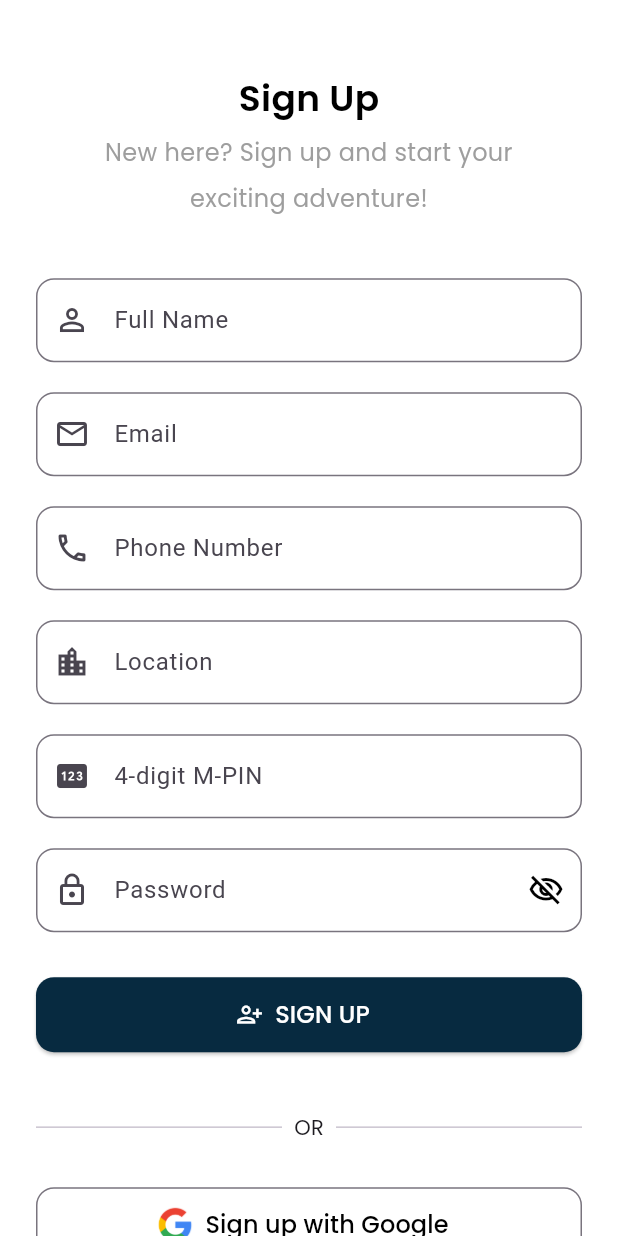
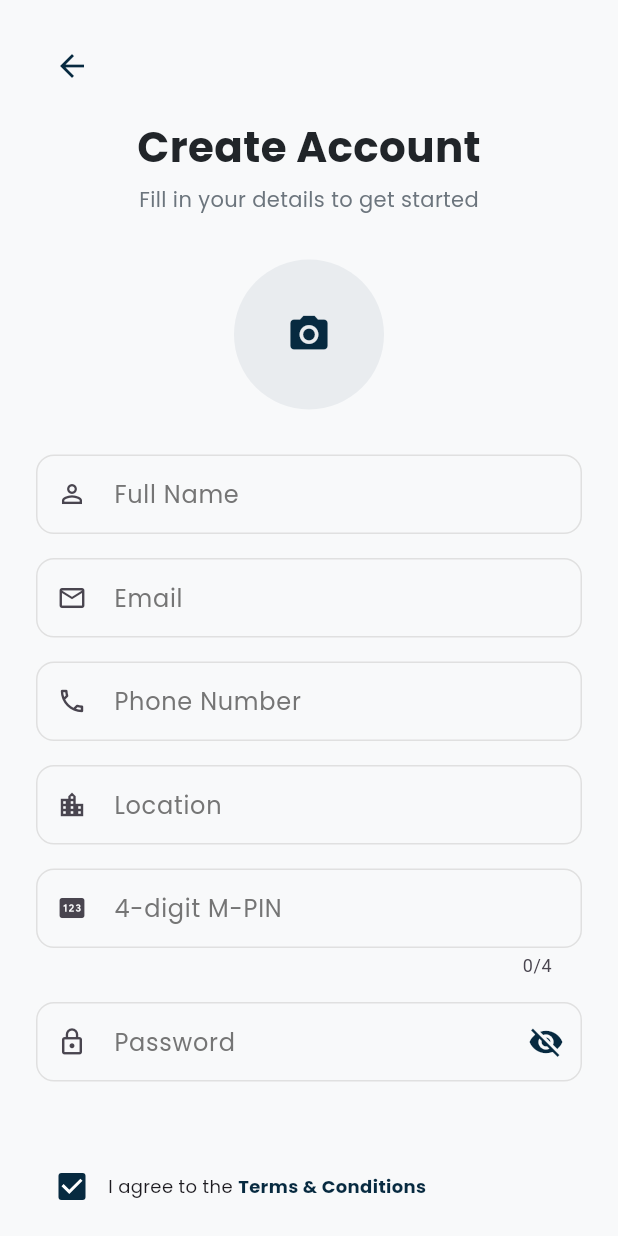
Before and after one commit to sharjeel1122-lab/padel_pro, a Flutter app: the SignUpScreen screen opened by its route, on a phone screen of 412 x 824 dp. Run offline on Flutter 3.47's test engine with Material 3 defaults, Android fonts, the phone set to English and light mode, and no system bars; our stand-ins replace animate_do, flutter_screenutil, flutter_secure_storage, geocoding, geolocator, get and 5 more; accounts and stored records are empty; project files that could hold a hidden picture were left out.

Commit message:
24/07/2025

```diff
--- a/lib/main.dart
+++ b/lib/main.dart
@@ -16,6 +16,7 @@ import 'package:padel_pro/screens/sign_up.dart';
 import 'package:padel_pro/screens/splash/splash_screen.dart';
 import 'package:padel_pro/screens/vendor/vendor_auth/vendor_signup_screen.dart';
 import 'package:padel_pro/screens/vendor/vendor_court_screen.dart';
+import 'package:padel_pro/screens/verification/email_verification_screen.dart';
 import 'controllers/main_controller.dart';
 import 'controllers/shop_controller.dart';
 import 'controllers/splash_controller.dart';
@@ -75,6 +76,7 @@ class MyApp extends StatelessWidget {
           GetPage(name: '/mpin', page: () => MPINLoginScreen()),
           GetPage(name: '/forget-mpin', page: () => ForgotMPINScreen()),
           GetPage(name: '/reset-password', page: () => ResetPasswordRequestScreen()),
+          GetPage(name: '/verify-otp', page: () => EmailVerificationScreen()),
         ],
       ),
     );
--- a/lib/screens/sign_up.dart
+++ b/lib/screens/sign_up.dart
@@ -1,7 +1,12 @@
+import 'dart:io';
+
 import 'package:flutter/material.dart';
 import 'package:get/get.dart';
 import 'package:google_fonts/google_fonts.dart';
-import '../controllers/auth_controller.dart';
+import 'package:image_picker/image_picker.dart';
+import 'package:padel_pro/app_color.dart';
+import '../../../controllers/auth_controller.dart';
+import '../../../custom textfield/vendor_signup_fields.dart';
 
 class SignUpScreen extends StatefulWidget {
   const SignUpScreen({super.key});
@@ -12,66 +17,110 @@ class SignUpScreen extends StatefulWidget {
 
 class _SignUpScreenState extends State<SignUpScreen> {
   final _formKey = GlobalKey<FormState>();
+  final authController = Get.put(AuthController());
+  String? _imagePath;
 
+  // Controllers
   final _fullNameController = TextEditingController();
-  final _emailPhoneController = TextEditingController();
+  final _emailController = TextEditingController();
   final _phoneController = TextEditingController();
   final _cityController = TextEditingController();
   final _passwordController = TextEditingController();
   final _mpinController = TextEditingController();
-  final authController = Get.put(AuthController());
 
   @override
   void dispose() {
     _fullNameController.dispose();
-    _emailPhoneController.dispose();
+    _emailController.dispose();
     _phoneController.dispose();
     _cityController.dispose();
+    _passwordController.dispose();
     _mpinController.dispose();
-    _passwordController.dispose();
     super.dispose();
+  }
+
+  Future<void> _pickImage() async {
+    final picker = ImagePicker();
+    final pickedFile = await picker.pickImage(source: ImageSource.gallery);
+
+    if (pickedFile != null) {
+      setState(() {
+        _imagePath = pickedFile.path;
+      });
+    }
   }
 
   @override
   Widget build(BuildContext context) {
-    final size = MediaQuery.of(context).size;
-
     return Scaffold(
-      backgroundColor: Colors.white,
+      backgroundColor: AppColors.background,
       body: SafeArea(
         child: SingleChildScrollView(
-          padding: const EdgeInsets.symmetric(horizontal: 24.0, vertical: 40.0),
+          padding: const EdgeInsets.symmetric(horizontal: 24.0, vertical: 20.0),
           child: Form(
             key: _formKey,
             child: Column(
-              crossAxisAlignment: CrossAxisAlignment.center,
+              crossAxisAlignment: CrossAxisAlignment.start,
               children: [
-                SizedBox(height: size.height * 0.01),
-                Text(
-                  'Sign Up',
+                // Back Button
+                IconButton(
+                  icon: const Icon(Icons.arrow_back, color: AppColors.primary),
+                  onPressed: () => Get.back(),
+                ),
+
+                const SizedBox(height: 10),
+
+                // Title
+                Center(
+                  child: Text(
+                    'Create Account',
                     style: GoogleFonts.poppins(
-                    fontSize: 24,
-                    fontWeight: FontWeight.w600,
-                    color: Colors.black,
+                      fontSize: 28,
+                      fontWeight: FontWeight.bold,
+                      color: AppColors.primaryText,
                     ),
                   ),
-                Padding(
-                  padding: const EdgeInsets.all(8.0),
+                ),
+
+                const SizedBox(height: 5),
+
+                Center(
                   child: Text(
-                    'New here? Sign up and start your',
-                    style: GoogleFonts.poppins(fontSize: 16, color: Colors.grey),
-                    textAlign: TextAlign.center,
+                    'Fill in your details to get started',
+                    style: GoogleFonts.poppins(
+                      fontSize: 14,
+                      color: AppColors.secondaryText,
                     ),
                   ),
-                Text(
-                  'exciting adventure!',
-                  style: GoogleFonts.poppins(fontSize: 16, color: Colors.grey),
-                  textAlign: TextAlign.center,
                 ),
-                SizedBox(height: size.height * 0.05),
+
+                const SizedBox(height: 30),
+
+                // Profile Picture
+                Center(
+                  child: GestureDetector(
+                    onTap: _pickImage,
+                    child: CircleAvatar(
+                      radius: 50,
+                      backgroundColor: AppColors.lightGrey,
+                      backgroundImage: _imagePath != null
+                          ? FileImage(File(_imagePath!))
+                          : null,
+                      child: _imagePath == null
+                          ? const Icon(
+                              Icons.camera_alt,
+                              size: 30,
+                              color: AppColors.primary,
+                            )
+                          : null,
+                    ),
+                  ),
+                ),
+
+                const SizedBox(height: 30),
 
                 // Full Name
-                _buildField(
+                CustomTextField(
                   controller: _fullNameController,
                   label: 'Full Name',
                   icon: Icons.person_outline,
@@ -86,8 +135,8 @@ class _SignUpScreenState extends State<SignUpScreen> {
                 ),
 
                 // Email
-                _buildField(
-                  controller: _emailPhoneController,
+                CustomTextField(
+                  controller: _emailController,
                   label: 'Email',
                   icon: Icons.email_outlined,
                   keyboardType: TextInputType.emailAddress,
@@ -102,7 +151,7 @@ class _SignUpScreenState extends State<SignUpScreen> {
                 ),
 
                 // Phone
-                _buildField(
+                CustomTextField(
                   controller: _phoneController,
                   label: 'Phone Number',
                   icon: Icons.phone_outlined,
@@ -113,14 +162,14 @@ class _SignUpScreenState extends State<SignUpScreen> {
                     } else if (!GetUtils.isPhoneNumber(value)) {
                       return 'Enter a valid number';
                     } else if (value.length < 11 || value.length > 13) {
-                      return 'Number should be 11–13 digits';
+                      return 'Number should be 11-13 digits';
                     }
                     return null;
                   },
                 ),
 
                 // City
-                _buildField(
+                CustomTextField(
                   controller: _cityController,
                   label: 'Location',
                   icon: Icons.location_city_outlined,
@@ -132,59 +181,41 @@ class _SignUpScreenState extends State<SignUpScreen> {
                   },
                 ),
 
-                TextFormField(
+                // MPIN
+                CustomTextField(
                   controller: _mpinController,
-                  obscureText: true,
+                  label: '4-digit M-PIN',
+                  icon: Icons.pin,
                   keyboardType: TextInputType.number,
                   maxLength: 4,
-                  cursorColor: Colors.black,
-                  style: GoogleFonts.poppins(fontSize: 16),
-                  decoration: InputDecoration(
-                    labelText: '4-digit M-PIN',
-                    prefixIcon: const Icon(Icons.pin),
-                    counterText: "", // hides character counter
-                    border: OutlineInputBorder(borderRadius: BorderRadius.circular(12)),
-                    focusedBorder: OutlineInputBorder(
-                      borderRadius: BorderRadius.circular(12),
-                      borderSide: const BorderSide(color: Colors.grey, width: 2),
-                    ),
-                  ),
+                  obscureText: true,
                   validator: (value) {
                     if (value == null || value.trim().isEmpty) {
                       return 'Please enter your M-PIN';
-                    } else if (value.trim().length != 4 || !RegExp(r'^\d+$').hasMatch(value)) {
+                    } else if (value.trim().length != 4 ||
+                        !RegExp(r'^\d+$').hasMatch(value)) {
                       return 'M-PIN must be 4 digits';
                     }
                     return null;
                   },
                 ),
-                const SizedBox(height: 20),
 
                 // Password
                 GetBuilder<AuthController>(
-                  builder: (_) {
-                    return TextFormField(
+                  builder: (controller) {
+                    return CustomTextField(
                       controller: _passwordController,
-                      obscureText: authController.obscureText,
-                      cursorColor: Colors.black,
-                      style: GoogleFonts.poppins(fontSize: 16),
-                      decoration: InputDecoration(
-                        labelText: 'Password',
-                        prefixIcon: const Icon(Icons.lock_outline),
+                      label: 'Password',
+                      icon: Icons.lock_outline,
+                      obscureText: controller.obscureText,
                       suffixIcon: IconButton(
                         icon: Icon(
-                            authController.obscureText
-                                ? Icons.visibility_off_outlined
-                                : Icons.visibility_outlined,
-                            color: Colors.black,
+                          controller.obscureText
+                              ? Icons.visibility_off
+                              : Icons.visibility,
+                          color: AppColors.primary,
                         ),
-                          onPressed: authController.toggleVisibility,
-                        ),
-                        border: OutlineInputBorder(borderRadius: BorderRadius.circular(12)),
-                        focusedBorder: OutlineInputBorder(
-                          borderRadius: BorderRadius.circular(12),
-                          borderSide: const BorderSide(color: Colors.grey, width: 2),
-                        ),
+                        onPressed: controller.togglePasswordVisibility,
                       ),
                       validator: (value) {
                         if (value == null || value.length < 6) {
@@ -198,82 +229,156 @@ class _SignUpScreenState extends State<SignUpScreen> {
 
                 const SizedBox(height: 30),
 
-                ElevatedButton.icon(
-                  onPressed: () {
+                // Terms and Conditions
+                Row(
+                  children: [
+                    Checkbox(
+                      value: true,
+                      onChanged: (value) {},
+                      activeColor: AppColors.primary,
+                    ),
+                    Expanded(
+                      child: Text.rich(
+                        TextSpan(
+                          text: 'I agree to the ',
+                          style: GoogleFonts.poppins(fontSize: 12),
+                          children: [
+                            TextSpan(
+                              text: 'Terms & Conditions',
+                              style: GoogleFonts.poppins(
+                                fontSize: 12,
+                                color: AppColors.primary,
+                                fontWeight: FontWeight.bold,
+                              ),
+                            ),
+                          ],
+                        ),
+                      ),
+                    ),
+                  ],
+                ),
 
-                      // if (_formKey.currentState!.validate()) {
-                      //   authController.signup(
-                      //     fullName: _fullNameController.text.trim(),
-                      //     email: _emailPhoneController.text.trim(),
-                      //     phone: _phoneController.text.trim(),
-                      //     city: _cityController.text.trim(),
-                      //     password: _passwordController.text.trim(),
-                      //   );
-                      // }
+                const SizedBox(height: 20),
 
-                  },
+                // Sign Up Button
+                GetBuilder<AuthController>(
+                  builder: (controller) {
+                    return SizedBox(
+                      width: double.infinity,
+                      child: ElevatedButton(
                         style: ElevatedButton.styleFrom(
-                    backgroundColor: const Color(0xFF072A40),
-                    minimumSize: const Size(double.infinity, 50),
+                          backgroundColor: Color(0xFF072A40),
+                          padding: const EdgeInsets.symmetric(
+                            vertical: 16,
+                          ),
                           shape: RoundedRectangleBorder(
                             borderRadius: BorderRadius.circular(12),
                           ),
                         ),
-                  icon: const Icon(Icons.person_add_alt, color: Colors.white),
-                  label: Text(
-                    'SIGN UP',
+                          child:
+                          controller.isLoading
+                              ? const CircularProgressIndicator(
+                            color: Colors.white,
+                          )
+                              : Text(
+                            'REGISTER',
                             style: GoogleFonts.poppins(
                               fontSize: 16,
                               color: Colors.white,
-                      fontWeight: FontWeight.w500,
+                              fontWeight: FontWeight.bold,
                             ),
                           ),
+                        onPressed: controller.isLoading
+                            ? null
+                            : () {
+                                if (_formKey.currentState!.validate()) {
+                                  controller.signupUser(
+                                    firstName: _fullNameController.text.trim().split(" ").first,
+                                    lastName: _fullNameController.text.trim().split(" ").skip(1).join(" "),
+                                    email: _emailController.text.trim(),
+                                    phone: _phoneController.text.trim(),
+                                    city: _cityController.text.trim(),
+                                    password: _passwordController.text.trim(),
+                                    mpin: _mpinController.text.trim(),
+                                    photoPath: _imagePath, // assuming _imagePath is a String path
+                                  );
+
+                                }
+
+                              },
+                      ),
+                    );
+                  },
                 ),
 
-                const SizedBox(height: 40),
+                const SizedBox(height: 20),
+
+                // OR Divider
                 Row(
                   children: [
                     const Expanded(child: Divider()),
                     Padding(
                       padding: const EdgeInsets.symmetric(horizontal: 8.0),
-                      child: Text('OR', style: GoogleFonts.poppins(fontSize: 14)),
+                      child: Text(
+                        'OR',
+                        style: GoogleFonts.poppins(fontSize: 14),
+                      ),
                     ),
                     const Expanded(child: Divider()),
                   ],
                 ),
-                const SizedBox(height: 30),
-                OutlinedButton.icon(
+
+                const SizedBox(height: 20),
+
+                // Google Sign Up
+                SizedBox(
+                  width: double.infinity,
+                  child: OutlinedButton.icon(
                     onPressed: () {},
                     icon: Image.asset('assets/google_logo.png', height: 24),
                     label: Text(
                       'Sign up with Google',
-                    style: GoogleFonts.poppins(fontSize: 16, color: Colors.black),
+                      style: GoogleFonts.poppins(
+                        fontSize: 16,
+                        color: AppColors.primaryText,
+                      ),
                     ),
                     style: OutlinedButton.styleFrom(
-                    minimumSize: const Size(double.infinity, 50),
+                      padding: const EdgeInsets.symmetric(vertical: 16),
+                      side: const BorderSide(color: AppColors.primary),
                       shape: RoundedRectangleBorder(
                         borderRadius: BorderRadius.circular(12),
                       ),
                     ),
                   ),
+                ),
+
                 const SizedBox(height: 20),
-                Row(
-                  mainAxisAlignment: MainAxisAlignment.center,
+
+                // Already have account
+                Center(
+                  child: TextButton(
+                    onPressed: () => Get.back(),
+                    child: Text.rich(
+                      TextSpan(
+                        text: 'Already have an account? ',
+                        style: GoogleFonts.poppins(
+                          fontSize: 14,
+                          color: Colors.black,
+                        ),
                         children: [
-                    Text("Already have an account? ",
-                        style: GoogleFonts.poppins(fontSize: 16)),
-                    GestureDetector(
-                      onTap: () => Get.back(),
-                      child: Text(
-                        'Sign in',
+                          TextSpan(
+                            text: 'Sign In',
                             style: GoogleFonts.poppins(
-                          fontSize: 16,
-                          color: const Color(0xFF072A40),
-                          fontWeight: FontWeight.w500,
+                              fontSize: 14,
+                              color: AppColors.primary,
+                              fontWeight: FontWeight.bold,
+                            ),
+                          ),
+                        ],
                       ),
                     ),
                   ),
-                  ],
                 ),
               ],
             ),
@@ -282,33 +387,4 @@ class _SignUpScreenState extends State<SignUpScreen> {
       ),
     );
   }
-
-
-  Widget _buildField({
-    required TextEditingController controller,
-    required String label,
-    required IconData icon,
-    required String? Function(String?) validator,
-    TextInputType? keyboardType,
-  }) {
-    return Padding(
-      padding: const EdgeInsets.only(bottom: 20),
-      child: TextFormField(
-        controller: controller,
-        cursorColor: Colors.black,
-        keyboardType: keyboardType,
-        style: GoogleFonts.poppins(fontSize: 16),
-        decoration: InputDecoration(
-          labelText: label,
-          prefixIcon: Icon(icon),
-          border: OutlineInputBorder(borderRadius: BorderRadius.circular(12)),
-          focusedBorder: OutlineInputBorder(
-            borderRadius: BorderRadius.circular(12),
-            borderSide: const BorderSide(color: Colors.grey, width: 2),
-          ),
-        ),
-        validator: validator,
-      ),
-    );
 }
-}
--- a/lib/services/auth_api.dart
+++ b/lib/services/auth_api.dart
@@ -117,6 +117,43 @@ class AuthApi {
     }
   }
 
+  //Sign Up User
+
+  static Future<Map<String, dynamic>> signupUser({
+    required String firstName,
+    required String lastName,
+    required String email,
+    required String password,
+    required String mpin,
+    required String city,
+    required String phone,
+  }) async {
+    try {
+      final response = await http.post(
+        Uri.parse('$_baseUrl/api/signup'),
+        headers: {'Content-Type': 'application/json'},
+        body: jsonEncode({
+          'firstName': firstName,
+          'lastName': lastName,
+          'email': email,
+          'password': password,
+          'mpin': mpin,
+          'city': city,
+          'phone': phone,
+        }),
+      );
+
+      final data = jsonDecode(response.body);
+
+      if (response.statusCode == 201) {
+        return data;
+      } else {
+        throw Exception(data['message'] ?? 'Signup failed');
+      }
+    } catch (e) {
+      throw Exception('Signup error: $e');
+    }
+  }
 
 
 }
```
Also changed, not shown: lib/controllers/auth_controller.dart (+58 -0 lines), lib/screens/verification/email_verification_screen.dart (added, +187 -0 lines), lib/screens/verification/verification_controller.dart (added, +78 -0 lines). Lines whose indentation alone changed are shown as unchanged.
